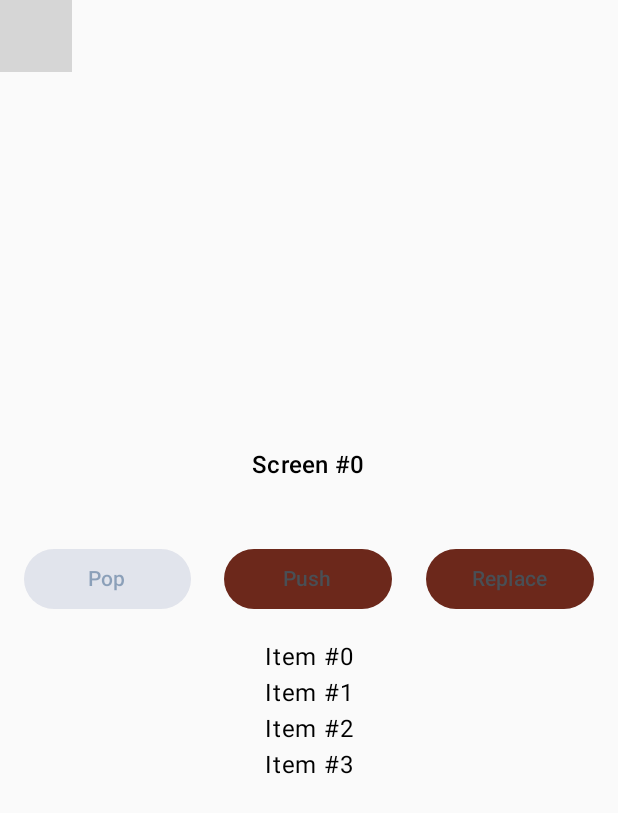
After one commit to ashwanisingh8713/KMM, an Android app built with Jetpack Compose: the composable BasicNavigationScreen called with empty values, on a phone screen of 412 x 824 dp. The commit adds this screen. Shown: the top 813 px of the screen. Run offline under Robolectric (Android 15) with nearby library versions, the light colour scheme and no system bars; our stand-ins replace Voyager; 3 statements that could not run were skipped; grey boxes are pictures that could not be loaded.

Commit message:
voyager-Working Tab, Navigation Bar impleplementation

```diff
--- a/KMM-ios-android/shared/build.gradle.kts
+++ b/KMM-ios-android/shared/build.gradle.kts
@@ -92,6 +92,8 @@ kotlin {
                 implementation("cafe.adriel.voyager:voyager-tab-navigator:$voyagerVersion")
                 // Transitions
                 implementation("cafe.adriel.voyager:voyager-transitions:$voyagerVersion")
+                // BottomSheetNavigator
+                implementation("cafe.adriel.voyager:voyager-bottom-sheet-navigator:$voyagerVersion")
 
                 // Image Caching
                 implementation("media.kamel:kamel-image:0.7.1")
--- /dev/null
+++ b/KMM-ios-android/shared/src/commonMain/kotlin/ui/tabNavigation/tabs/BasicNavigationScreen.kt
@@ -0,0 +1,99 @@
+package ui.tabNavigation.tabs
+
+import androidx.compose.foundation.layout.Arrangement
+import androidx.compose.foundation.layout.Column
+import androidx.compose.foundation.layout.Row
+import androidx.compose.foundation.layout.Spacer
+import androidx.compose.foundation.layout.fillMaxSize
+import androidx.compose.foundation.layout.height
+import androidx.compose.foundation.layout.padding
+import androidx.compose.foundation.layout.wrapContentHeight
+import androidx.compose.foundation.lazy.LazyColumn
+import androidx.compose.material3.Button
+import androidx.compose.material3.MaterialTheme
+import androidx.compose.material3.Text
+import androidx.compose.runtime.Composable
+import androidx.compose.ui.Alignment
+import androidx.compose.ui.Modifier
+import androidx.compose.ui.unit.dp
+import cafe.adriel.voyager.core.lifecycle.LifecycleEffect
+import cafe.adriel.voyager.core.screen.Screen
+import cafe.adriel.voyager.core.screen.uniqueScreenKey
+import cafe.adriel.voyager.navigator.LocalNavigator
+import cafe.adriel.voyager.navigator.currentOrThrow
+
+data class BasicNavigationScreen(
+    val index: Int,
+    val wrapContent: Boolean = false
+) : Screen {
+
+    override val key = uniqueScreenKey
+
+    @Composable
+    override fun Content() {
+        LifecycleEffect(
+            onStarted = {
+//                Log.d("Navigator", "Start screen #$index")
+                        },
+            onDisposed = {
+//                Log.d("Navigator", "Dispose screen #$index")
+                         },
+        )
+
+        val navigator = LocalNavigator.currentOrThrow
+
+        Column(
+            verticalArrangement = Arrangement.Center,
+            horizontalAlignment = Alignment.CenterHorizontally,
+            modifier = Modifier.run {
+                if (wrapContent) padding(vertical = 16.dp).wrapContentHeight()
+                else fillMaxSize()
+            }
+        ) {
+            Text(
+                text = "Screen #$index",
+                style = MaterialTheme.typography.titleMedium
+            )
+
+            Spacer(modifier = Modifier.height(24.dp))
+
+            Row(
+                modifier = Modifier.padding(16.dp)
+            ) {
+                Button(
+                    enabled = navigator.canPop,
+                    onClick = navigator::pop,
+                    modifier = Modifier.weight(.5f)
+                ) {
+                    Text(text = "Pop")
+                }
+
+                Spacer(modifier = Modifier.weight(.1f))
+
+                Button(
+                    onClick = { navigator.push(BasicNavigationScreen(index.inc(), wrapContent)) },
+                    modifier = Modifier.weight(.5f)
+                ) {
+                    Text(text = "Push")
+                }
+
+                Spacer(modifier = Modifier.weight(.1f))
+
+                Button(
+                    onClick = { navigator.replace(BasicNavigationScreen(index.inc(), wrapContent)) },
+                    modifier = Modifier.weight(.5f)
+                ) {
+                    Text(text = "Replace")
+                }
+            }
+
+            LazyColumn(
+                modifier = Modifier.height(100.dp)
+            ) {
+                items(100) {
+                    Text("Item #$it")
+                }
+            }
+        }
+    }
+}
```
Also changed, not shown: KMM-ios-android/shared/src/commonMain/kotlin/App.kt (+51 -12 lines), KMM-ios-android/shared/src/commonMain/kotlin/ui/screens/home/HomeScreen.kt (+2 -27 lines), KMM-ios-android/shared/src/commonMain/kotlin/ui/tabNavigation/tabs/FavoritesTab.kt (added, +31 -0 lines), KMM-ios-android/shared/src/commonMain/kotlin/ui/tabNavigation/tabs/HomeTab.kt (added, +31 -0 lines), KMM-ios-android/shared/src/commonMain/kotlin/ui/tabNavigation/tabs/ProfileTab.kt (added, +31 -0 lines), KMM-ios-android/shared/src/commonMain/kotlin/ui/tabNavigation/tabs/TabContent.kt (added, +75 -0 lines).
